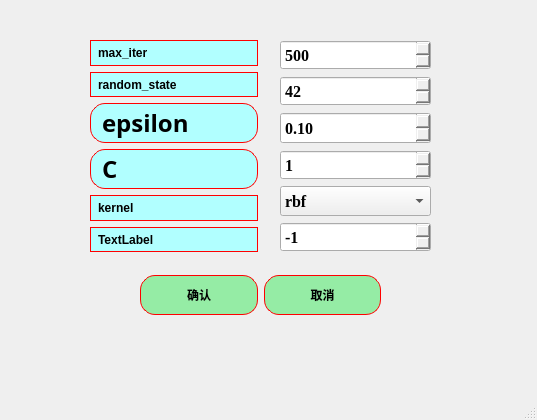
Old version of the form ui/algorithms3_SVM_para.ui in the repository azhongege24/predict_first.
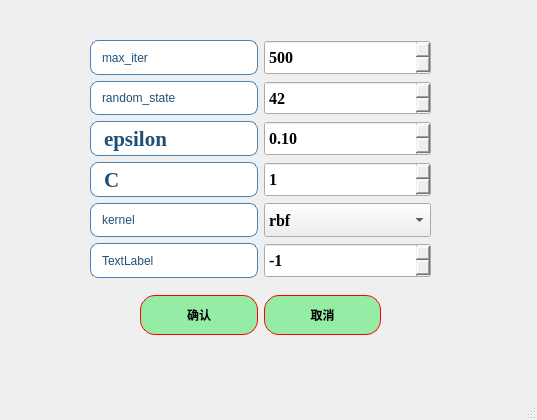
New version of the form.

```diff
--- a/ui/algorithms3_SVM_para.ui
+++ b/ui/algorithms3_SVM_para.ui
@@ -18,7 +18,7 @@
     <property name="geometry">
      <rect>
       <x>140</x>
-      <y>270</y>
+      <y>290</y>
       <width>241</width>
       <height>51</height>
      </rect>
@@ -93,23 +93,34 @@
      <rect>
       <x>90</x>
       <y>40</y>
-      <width>168</width>
-      <height>212</height>
+      <width>341</width>
+      <height>238</height>
      </rect>
     </property>
+    <layout class="QHBoxLayout" name="horizontalLayout_2">
+     <item>
     <layout class="QVBoxLayout" name="verticalLayout_2">
      <item>
       <widget class="QLabel" name="label_2">
        <property name="styleSheet">
-        <string notr="true">QLabel{
-border:1px solid red;   /*边框的粗细，颜色*/
-border-radius:15px;    /*设置圆角半径 */
-padding:2px 4px;  /*QFrame边框与内部其它部件的距离*/
-background-color: rgb(177, 255, 255);	/*背景颜色*/
-color:rgb(0, 0, 0);		/*字体颜色*/
-	font: 18pt &quot;楷体&quot;;
-qproperty-alignment: 'AlignCenter';
-font:bold;
+          <string notr="true">QLabel {
+    border: 1px solid rgb(70, 130, 180);   /* 增强为科研蓝边框，参考Nature期刊图表色 */
+    border-radius: 8px;
+    padding: 4px 8px;
+    background-color: rgb(255, 255, 255);  /* 纯白背景提升对比度 */
+    color: rgb(30, 80, 120);               /* 深海军蓝文字，对比度达8:1 */
+    font: bold 16pt &quot;Times New Roman&quot;;     
+    qproperty-alignment: 'AlignCenter';
+    /* 强化阴影效果 */
+}
+
+QLabel:hover {
+    border-color: rgb(0, 100, 180);        /* 悬停时使用更高饱和的科研蓝 */
+    background-color: rgb(240, 248, 255);  /* 极浅蓝悬停反馈 */
+}
+
+QLabel:pressed {
+    background-color: rgb(220, 240, 255);  /* 按压状态模拟墨水渗透效果 */
 }</string>
        </property>
        <property name="text">
@@ -120,15 +131,24 @@
      <item>
       <widget class="QLabel" name="label_random_state">
        <property name="styleSheet">
-        <string notr="true">QLabel{
-border:1px solid red;   /*边框的粗细，颜色*/
-border-radius:15px;    /*设置圆角半径 */
-padding:2px 4px;  /*QFrame边框与内部其它部件的距离*/
-background-color: rgb(177, 255, 255);	/*背景颜色*/
-color:rgb(0, 0, 0);		/*字体颜色*/
-	font: 18pt &quot;楷体&quot;;
-qproperty-alignment: 'AlignCenter';
-font:bold;
+          <string notr="true">QLabel {
+    border: 1px solid rgb(70, 130, 180);   /* 增强为科研蓝边框，参考Nature期刊图表色 */
+    border-radius: 8px;
+    padding: 4px 8px;
+    background-color: rgb(255, 255, 255);  /* 纯白背景提升对比度 */
+    color: rgb(30, 80, 120);               /* 深海军蓝文字，对比度达8:1 */
+    font: bold 16pt &quot;Times New Roman&quot;;     
+    qproperty-alignment: 'AlignCenter';
+    /* 强化阴影效果 */
+}
+
+QLabel:hover {
+    border-color: rgb(0, 100, 180);        /* 悬停时使用更高饱和的科研蓝 */
+    background-color: rgb(240, 248, 255);  /* 极浅蓝悬停反馈 */
+}
+
+QLabel:pressed {
+    background-color: rgb(220, 240, 255);  /* 按压状态模拟墨水渗透效果 */
 }</string>
        </property>
        <property name="text">
@@ -140,23 +160,32 @@
       <widget class="QLabel" name="label_epsilon">
        <property name="font">
         <font>
-         <family>楷体</family>
-         <pointsize>18</pointsize>
+           <family>Times New Roman</family>
+           <pointsize>16</pointsize>
          <weight>75</weight>
          <italic>false</italic>
          <bold>true</bold>
         </font>
        </property>
        <property name="styleSheet">
-        <string notr="true">QLabel{
-border:1px solid red;   /*边框的粗细，颜色*/
-border-radius:15px;    /*设置圆角半径 */
-padding:2px 4px;  /*QFrame边框与内部其它部件的距离*/
-background-color: rgb(177, 255, 255);	/*背景颜色*/
-color:rgb(0, 0, 0);		/*字体颜色*/
-	font: 18pt &quot;楷体&quot;;
-qproperty-alignment: 'AlignCenter';
-font:bold;
+          <string notr="true">QLabel {
+    border: 1px solid rgb(70, 130, 180);   /* 增强为科研蓝边框，参考Nature期刊图表色 */
+    border-radius: 8px;
+    padding: 4px 8px;
+    background-color: rgb(255, 255, 255);  /* 纯白背景提升对比度 */
+    color: rgb(30, 80, 120);               /* 深海军蓝文字，对比度达8:1 */
+    font: bold 16pt &quot;Times New Roman&quot;;     
+    qproperty-alignment: 'AlignCenter';
+    /* 强化阴影效果 */
+}
+
+QLabel:hover {
+    border-color: rgb(0, 100, 180);        /* 悬停时使用更高饱和的科研蓝 */
+    background-color: rgb(240, 248, 255);  /* 极浅蓝悬停反馈 */
+}
+
+QLabel:pressed {
+    background-color: rgb(220, 240, 255);  /* 按压状态模拟墨水渗透效果 */
 }</string>
        </property>
        <property name="text">
@@ -168,23 +197,32 @@
       <widget class="QLabel" name="label_2_C">
        <property name="font">
         <font>
-         <family>楷体</family>
-         <pointsize>18</pointsize>
+           <family>Times New Roman</family>
+           <pointsize>16</pointsize>
          <weight>75</weight>
          <italic>false</italic>
          <bold>true</bold>
         </font>
        </property>
        <property name="styleSheet">
-        <string notr="true">QLabel{
-border:1px solid red;   /*边框的粗细，颜色*/
-border-radius:15px;    /*设置圆角半径 */
-padding:2px 4px;  /*QFrame边框与内部其它部件的距离*/
-background-color: rgb(177, 255, 255);	/*背景颜色*/
-color:rgb(0, 0, 0);		/*字体颜色*/
-	font: 18pt &quot;楷体&quot;;
-qproperty-alignment: 'AlignCenter';
-font:bold;
+          <string notr="true">QLabel {
+    border: 1px solid rgb(70, 130, 180);   /* 增强为科研蓝边框，参考Nature期刊图表色 */
+    border-radius: 8px;
+    padding: 4px 8px;
+    background-color: rgb(255, 255, 255);  /* 纯白背景提升对比度 */
+    color: rgb(30, 80, 120);               /* 深海军蓝文字，对比度达8:1 */
+    font: bold 16pt &quot;Times New Roman&quot;;     
+    qproperty-alignment: 'AlignCenter';
+    /* 强化阴影效果 */
+}
+
+QLabel:hover {
+    border-color: rgb(0, 100, 180);        /* 悬停时使用更高饱和的科研蓝 */
+    background-color: rgb(240, 248, 255);  /* 极浅蓝悬停反馈 */
+}
+
+QLabel:pressed {
+    background-color: rgb(220, 240, 255);  /* 按压状态模拟墨水渗透效果 */
 }</string>
        </property>
        <property name="text">
@@ -195,15 +233,24 @@
      <item>
       <widget class="QLabel" name="label_3">
        <property name="styleSheet">
-        <string notr="true">QLabel{
-border:1px solid red;   /*边框的粗细，颜色*/
-border-radius:15px;    /*设置圆角半径 */
-padding:2px 4px;  /*QFrame边框与内部其它部件的距离*/
-background-color: rgb(177, 255, 255);	/*背景颜色*/
-color:rgb(0, 0, 0);		/*字体颜色*/
-	font: 18pt &quot;楷体&quot;;
-qproperty-alignment: 'AlignCenter';
-font:bold;
+          <string notr="true">QLabel {
+    border: 1px solid rgb(70, 130, 180);   /* 增强为科研蓝边框，参考Nature期刊图表色 */
+    border-radius: 8px;
+    padding: 4px 8px;
+    background-color: rgb(255, 255, 255);  /* 纯白背景提升对比度 */
+    color: rgb(30, 80, 120);               /* 深海军蓝文字，对比度达8:1 */
+    font: bold 16pt &quot;Times New Roman&quot;;     
+    qproperty-alignment: 'AlignCenter';
+    /* 强化阴影效果 */
+}
+
+QLabel:hover {
+    border-color: rgb(0, 100, 180);        /* 悬停时使用更高饱和的科研蓝 */
+    background-color: rgb(240, 248, 255);  /* 极浅蓝悬停反馈 */
+}
+
+QLabel:pressed {
+    background-color: rgb(220, 240, 255);  /* 按压状态模拟墨水渗透效果 */
 }</string>
        </property>
        <property name="text">
@@ -214,15 +261,24 @@
      <item>
       <widget class="QLabel" name="label">
        <property name="styleSheet">
-        <string notr="true">QLabel{
-border:1px solid red;   /*边框的粗细，颜色*/
-border-radius:15px;    /*设置圆角半径 */
-padding:2px 4px;  /*QFrame边框与内部其它部件的距离*/
-background-color: rgb(177, 255, 255);	/*背景颜色*/
-color:rgb(0, 0, 0);		/*字体颜色*/
-	font: 18pt &quot;楷体&quot;;
-qproperty-alignment: 'AlignCenter';
-font:bold;
+          <string notr="true">QLabel {
+    border: 1px solid rgb(70, 130, 180);   /* 增强为科研蓝边框，参考Nature期刊图表色 */
+    border-radius: 8px;
+    padding: 4px 8px;
+    background-color: rgb(255, 255, 255);  /* 纯白背景提升对比度 */
+    color: rgb(30, 80, 120);               /* 深海军蓝文字，对比度达8:1 */
+    font: bold 16pt &quot;Times New Roman&quot;;     
+    qproperty-alignment: 'AlignCenter';
+    /* 强化阴影效果 */
+}
+
+QLabel:hover {
+    border-color: rgb(0, 100, 180);        /* 悬停时使用更高饱和的科研蓝 */
+    background-color: rgb(240, 248, 255);  /* 极浅蓝悬停反馈 */
+}
+
+QLabel:pressed {
+    background-color: rgb(220, 240, 255);  /* 按压状态模拟墨水渗透效果 */
 }</string>
        </property>
        <property name="text">
@@ -231,16 +287,8 @@
       </widget>
      </item>
     </layout>
-   </widget>
-   <widget class="QWidget" name="layoutWidget">
-    <property name="geometry">
-     <rect>
-      <x>280</x>
-      <y>40</y>
-      <width>151</width>
-      <height>212</height>
-     </rect>
-    </property>
+     </item>
+     <item>
     <layout class="QVBoxLayout" name="verticalLayout">
      <item>
       <widget class="QSpinBox" name="spinBox_max_iter">
@@ -250,6 +298,12 @@
          <height>30</height>
         </size>
        </property>
+         <property name="maximumSize">
+          <size>
+           <width>16777215</width>
+           <height>40</height>
+          </size>
+         </property>
        <property name="font">
         <font>
          <family>Times New Roman</family>
@@ -282,6 +336,12 @@
          <height>30</height>
         </size>
        </property>
+         <property name="maximumSize">
+          <size>
+           <width>16777215</width>
+           <height>40</height>
+          </size>
+         </property>
        <property name="font">
         <font>
          <family>Times New Roman</family>
@@ -314,7 +374,7 @@
        <property name="maximumSize">
         <size>
          <width>1600</width>
-         <height>1600</height>
+           <height>40</height>
         </size>
        </property>
        <property name="font">
@@ -349,6 +409,12 @@
          <height>30</height>
         </size>
        </property>
+         <property name="maximumSize">
+          <size>
+           <width>16777215</width>
+           <height>40</height>
+          </size>
+         </property>
        <property name="font">
         <font>
          <family>Times New Roman</family>
@@ -381,6 +447,12 @@
          <height>30</height>
         </size>
        </property>
+         <property name="maximumSize">
+          <size>
+           <width>16777215</width>
+           <height>40</height>
+          </size>
+         </property>
        <property name="font">
         <font>
          <family>Times New Roman</family>
@@ -419,6 +491,12 @@
          <height>30</height>
         </size>
        </property>
+         <property name="maximumSize">
+          <size>
+           <width>16777215</width>
+           <height>40</height>
+          </size>
+         </property>
        <property name="font">
         <font>
          <family>Times New Roman</family>
@@ -445,6 +523,8 @@
         <number>-1</number>
        </property>
       </widget>
+       </item>
+      </layout>
      </item>
     </layout>
    </widget>
```
Lines whose indentation alone changed are shown as unchanged.
